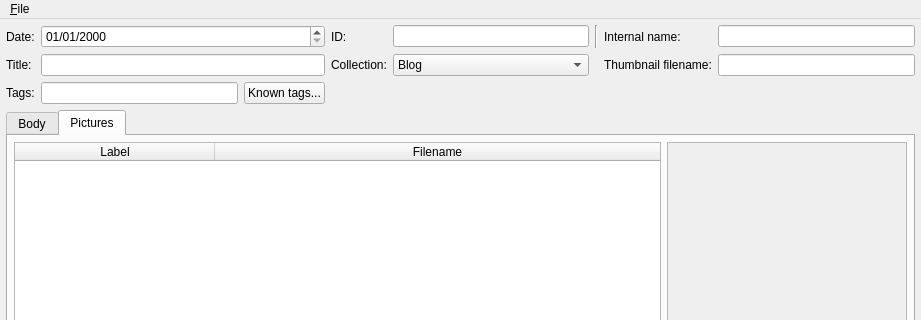
Old version of the form forms/WndPost.ui in the repository Driftini/fumoedit-qt; both pictures show x 0 to 921 and y 0 to 320 of the 921 by 605 pixel window.
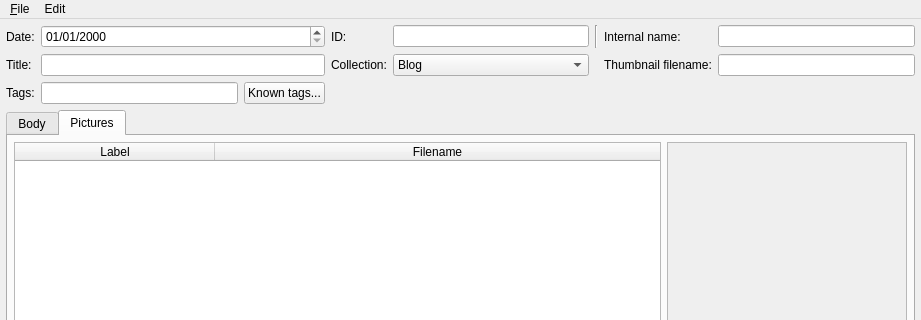
New version of the form. The open tabs and pages were chosen to show the change. Custom widgets are drawn as their Qt base class.

Diff of the .ui file:
```diff
--- a/forms/WndPost.ui
+++ b/forms/WndPost.ui
@@ -334,7 +334,16 @@
     <addaction name="separator"/>
     <addaction name="ActionQuit"/>
    </widget>
+   <widget class="QMenu" name="menuEdit">
+    <property name="title">
+     <string>Edit</string>
+    </property>
+    <addaction name="ActionPictureNew"/>
+    <addaction name="ActionPictureEdit"/>
+    <addaction name="ActionPictureDelete"/>
+   </widget>
    <addaction name="MenuFile"/>
+   <addaction name="menuEdit"/>
   </widget>
   <widget class="QStatusBar" name="statusbar"/>
   <action name="ActionSavePost">
```
Left out of the diff: 40 changed lines with no effect on the pictures.
